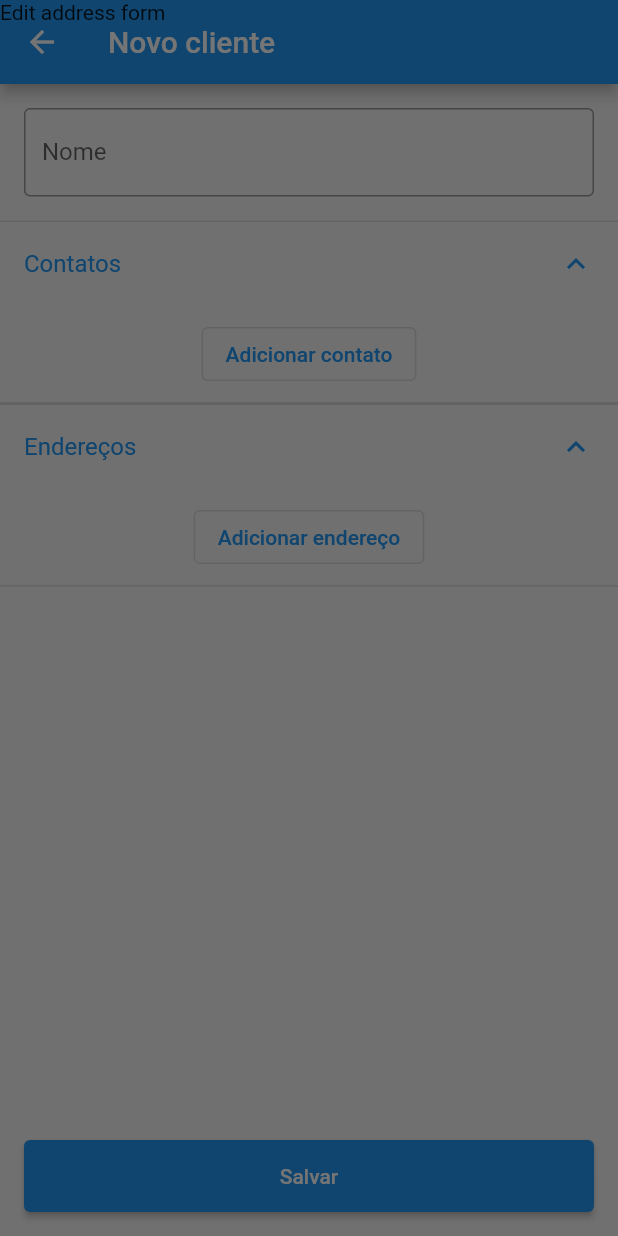
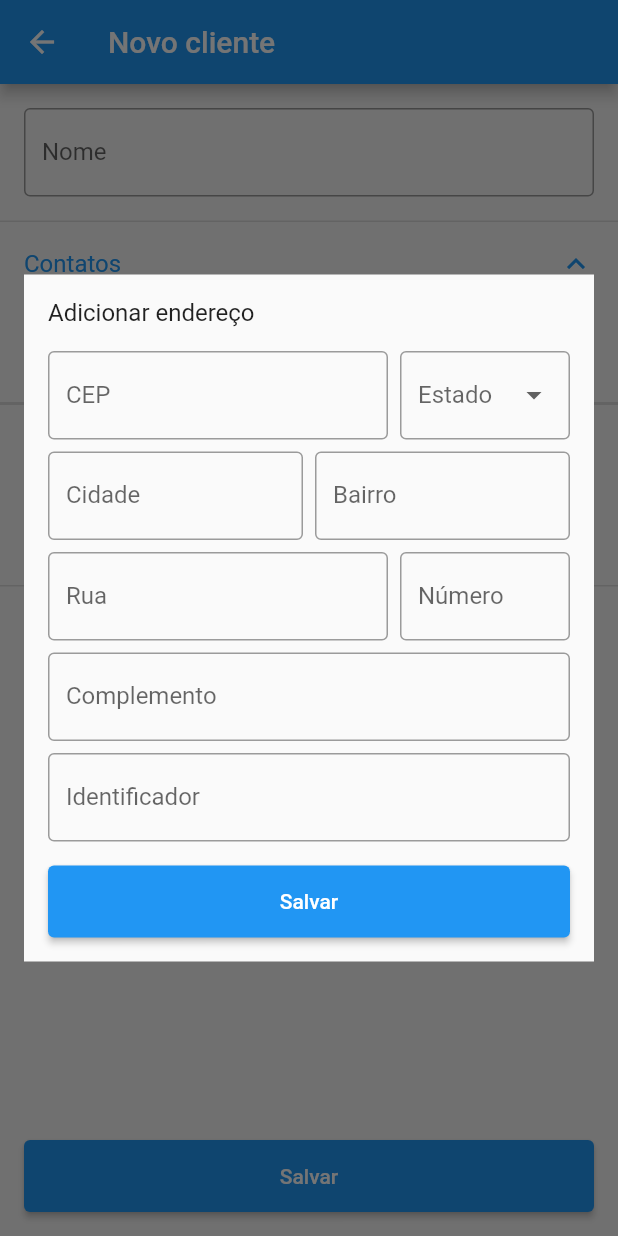
Before and after one commit to gustavo-hillesheim/kitchen_helper, a Flutter app: the EditClientScreen screen opened by its route, after a tap on "Contatos", after a tap on "Endereços", after a tap on "Adicionar endereço", on a phone screen of 412 x 824 dp. Run offline on Flutter 3.47's test engine with Material 2 defaults, Android fonts, the phone set to English and light mode, and no system bars; our stand-ins replace auto_size_text, bloc, datetime_picker_formfield, device_preview, dropdown_search, equatable and 5 more; missing offline and left inert: multi_value_listenable_builder; accounts and stored records are empty; generated files the repository leaves out were written again.

Commit message:
Created form to edit addresses

```diff
--- a/lib/modules/clients/data/repository/sqlite_address_repository.dart
+++ b/lib/modules/clients/data/repository/sqlite_address_repository.dart
@@ -1,9 +1,10 @@
 import 'package:equatable/equatable.dart';
 import 'package:fpdart/fpdart.dart';
 import 'package:json_annotation/json_annotation.dart';
-import 'package:kitchen_helper/modules/clients/domain/model/address.dart';
 import 'package:sqflite/sqflite.dart';
 
+import '../../domain/model/address.dart';
+import '../../domain/model/states.dart';
 import '../../../../core/core.dart';
 import '../../../../database/database.dart';
 import '../../../../database/sqlite/sqlite.dart';
@@ -67,7 +68,7 @@ class AddressEntity extends Equatable implements Entity<int> {
   final String? complement;
   final String? neighborhood;
   final String? city;
-  final String? state;
+  final States? state;
 
   const AddressEntity({
     required this.identifier,
--- a/lib/modules/clients/domain/model/address.dart
+++ b/lib/modules/clients/domain/model/address.dart
@@ -1,5 +1,7 @@
 import 'package:equatable/equatable.dart';
 import 'package:json_annotation/json_annotation.dart';
+
+import 'states.dart';
 
 part 'address.g.dart';
 
@@ -12,7 +14,7 @@ class Address extends Equatable {
   final String? complement;
   final String? neighborhood;
   final String? city;
-  final String? state;
+  final States? state;
 
   const Address({
     required this.identifier,
--- /dev/null
+++ b/lib/modules/clients/domain/model/states.dart
@@ -0,0 +1,31 @@
+// ignore_for_file: constant_identifier_names
+
+enum States {
+  AC,
+  AL,
+  AP,
+  AM,
+  BA,
+  CE,
+  ES,
+  GO,
+  MA,
+  MT,
+  MS,
+  MG,
+  PA,
+  PB,
+  PR,
+  PE,
+  PI,
+  RJ,
+  RN,
+  RS,
+  RO,
+  RR,
+  SC,
+  SP,
+  SE,
+  TO,
+  DF
+}
--- a/lib/modules/clients/presenter/edit_client/widgets/addresses_list.dart
+++ b/lib/modules/clients/presenter/edit_client/widgets/addresses_list.dart
@@ -1,6 +1,8 @@
 import 'package:flutter/material.dart';
+import 'package:kitchen_helper/extensions.dart';
 import 'package:kitchen_helper/common/common.dart';
 import 'package:kitchen_helper/modules/clients/clients.dart';
+import 'package:kitchen_helper/modules/clients/domain/model/states.dart';
 
 typedef OnAddAddress = ValueChanged<Address>;
 typedef OnEditAddress = void Function(Address oldValue, Address newValue);
@@ -101,8 +103,172 @@ class EditAddressForm extends StatefulWidget {
 }
 
 class _EditAddressFormState extends State<EditAddressForm> {
+  final _formKey = GlobalKey<FormState>();
+  final _cepController = TextEditingController();
+  final _cityController = TextEditingController();
+  final _neighborhoodController = TextEditingController();
+  final _streetController = TextEditingController();
+  final _numberController = TextEditingController();
+  final _complementController = TextEditingController();
+  final _identifierController = TextEditingController();
+  final _stateNotifier = ValueNotifier<States?>(null);
+
+  @override
+  void initState() {
+    super.initState();
+    if (widget.initialValue != null) {
+      final address = widget.initialValue!;
+      if (address.cep != null) {
+        _cepController.text = Formatter.simpleNumber(address.cep!);
+      }
+      if (address.number != null) {
+        _numberController.text = Formatter.simpleNumber(address.number!);
+      }
+      _stateNotifier.value = address.state;
+      _cityController.text = address.city ?? '';
+      _neighborhoodController.text = address.neighborhood ?? '';
+      _streetController.text = address.street ?? '';
+      _complementController.text = address.complement ?? '';
+      _identifierController.text = address.identifier;
+    }
+  }
+
+  @override
+  void dispose() {
+    _cepController.dispose();
+    _stateNotifier.dispose();
+    _cityController.dispose();
+    _neighborhoodController.dispose();
+    _streetController.dispose();
+    _numberController.dispose();
+    _complementController.dispose();
+    _identifierController.dispose();
+    super.dispose();
+  }
+
   @override
   Widget build(BuildContext context) {
-    return Text('Edit address form');
+    return Padding(
+      padding: kMediumEdgeInsets,
+      child: Center(
+        child: Material(
+          child: Padding(
+            padding: kMediumEdgeInsets,
+            child: Form(
+              key: _formKey,
+              child: Column(
+                crossAxisAlignment: CrossAxisAlignment.start,
+                mainAxisSize: MainAxisSize.min,
+                children: [
+                  Text(
+                    widget.initialValue != null
+                        ? 'Editar endereço'
+                        : 'Adicionar endereço',
+                    style: Theme.of(context).textTheme.subtitle1,
+                  ),
+                  kMediumSpacerVertical,
+                  Row(
+                    children: [
+                      Expanded(
+                        flex: 2,
+                        child: AppTextFormField.number(
+                          name: 'CEP',
+                          controller: _cepController,
+                          required: false,
+                        ),
+                      ),
+                      kSmallSpacerHorizontal,
+                      Expanded(
+                        child: _stateNotifier.builder((_, value, onChange) =>
+                            AppDropdownButtonField<States>(
+                              name: 'Estado',
+                              value: value,
+                              onChange: onChange,
+                              values: States.values.asNameMap(),
+                              required: false,
+                            )),
+                      ),
+                    ],
+                  ),
+                  kSmallSpacerVertical,
+                  Row(
+                    children: [
+                      Expanded(
+                        child: AppTextFormField(
+                          name: 'Cidade',
+                          controller: _cityController,
+                          required: false,
+                        ),
+                      ),
+                      kSmallSpacerHorizontal,
+                      Expanded(
+                        child: AppTextFormField(
+                          name: 'Bairro',
+                          controller: _neighborhoodController,
+                          required: false,
+                        ),
+                      ),
+                    ],
+                  ),
+                  kSmallSpacerVertical,
+                  Row(
+                    children: [
+                      Expanded(
+                        flex: 2,
+                        child: AppTextFormField(
+                          name: 'Rua',
+                          controller: _streetController,
+                          required: false,
+                        ),
+                      ),
+                      kSmallSpacerHorizontal,
+                      Expanded(
+                        child: AppTextFormField.number(
+                          name: 'Número',
+                          controller: _numberController,
+                          required: false,
+                        ),
+                      ),
+                    ],
+                  ),
+                  kSmallSpacerVertical,
+                  AppTextFormField(
+                    name: 'Complemento',
+                    controller: _complementController,
+                    required: false,
+                  ),
+                  kSmallSpacerVertical,
+                  AppTextFormField(
+                    name: 'Identificador',
+                    controller: _identifierController,
+                  ),
+                  kMediumSpacerVertical,
+                  PrimaryButton(
+                    child: const Text('Salvar'),
+                    onPressed: _save,
+                  ),
+                ],
+              ),
+            ),
+          ),
+        ),
+      ),
+    );
+  }
+
+  void _save() {
+    if (_formKey.currentState?.validate() ?? false) {
+      final address = Address(
+        identifier: _identifierController.text,
+        cep: int.tryParse(_cepController.text),
+        city: _cityController.text,
+        complement: _complementController.text,
+        number: int.tryParse(_numberController.text),
+        neighborhood: _neighborhoodController.text,
+        state: _stateNotifier.value,
+        street: _streetController.text,
+      );
+      widget.onSave(address);
+    }
   }
 }
```
Also changed, not shown: pubspec.lock.
